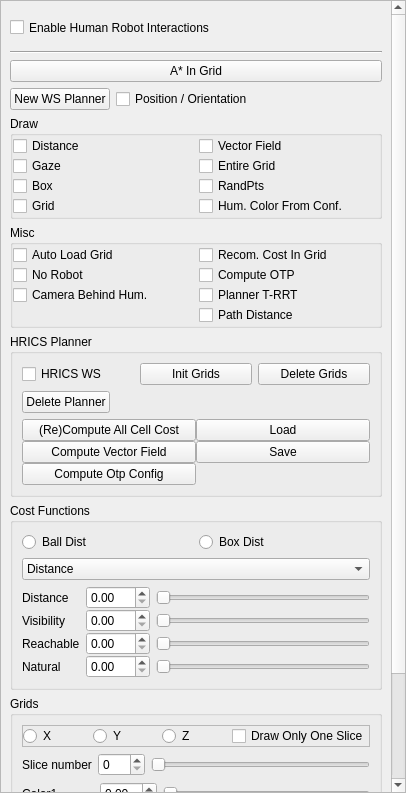
Old version of the form src/move3d-qt-gui-libs/src/qtMainInterface/sideWidgets/qtHrics.ui in the repository jmainpri/move3d-studio.
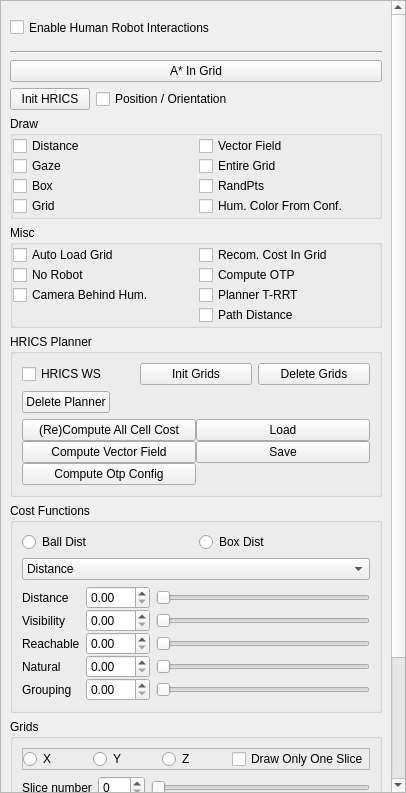
New version of the form.

Patch:
```diff
--- a/src/move3d-qt-gui-libs/src/qtMainInterface/sideWidgets/qtHrics.ui
+++ b/src/move3d-qt-gui-libs/src/qtMainInterface/sideWidgets/qtHrics.ui
@@ -35,9 +35,9 @@
       <property name="geometry">
        <rect>
         <x>0</x>
-        <y>0</y>
+        <y>-210</y>
         <width>389</width>
-        <height>1001</height>
+        <height>1026</height>
        </rect>
       </property>
       <layout class="QVBoxLayout" name="verticalLayout_24">
@@ -80,7 +80,7 @@
           <item>
            <widget class="QPushButton" name="pushButtonMakeGrid">
             <property name="text">
-             <string>New WS Planner</string>
+             <string>Init HRICS</string>
             </property>
            </widget>
           </item>
@@ -512,6 +512,23 @@
                </property>
               </widget>
              </item>
+             <item row="6" column="0">
+              <widget class="QLabel" name="label">
+               <property name="text">
+                <string>Grouping</string>
+               </property>
+              </widget>
+             </item>
+             <item row="6" column="1">
+              <widget class="QDoubleSpinBox" name="doubleSpinBox"/>
+             </item>
+             <item row="6" column="2">
+              <widget class="QSlider" name="horizontalSlider">
+               <property name="orientation">
+                <enum>Qt::Horizontal</enum>
+               </property>
+              </widget>
+             </item>
             </layout>
            </widget>
           </item>
```
Left out of the diff: 2 changed lines with no effect on the pictures.
